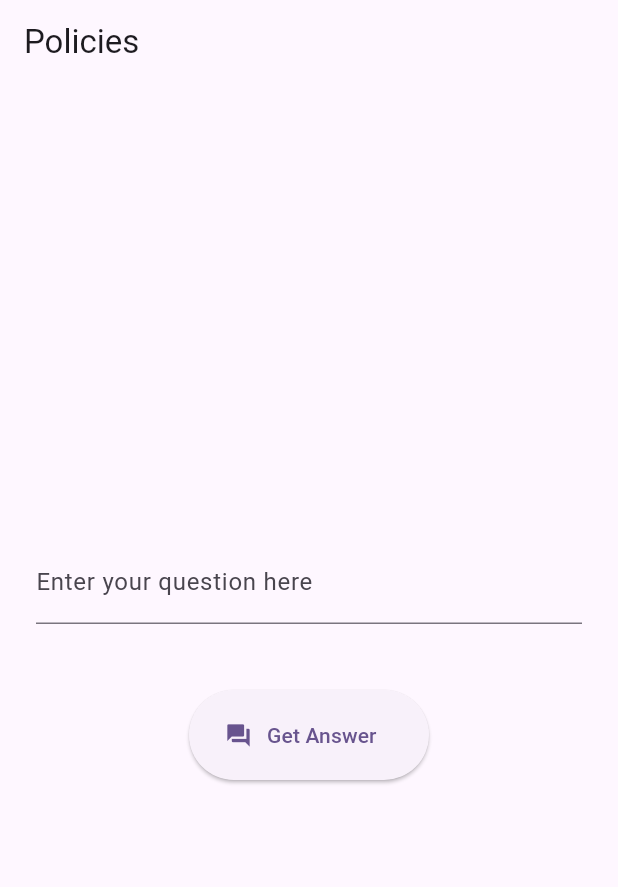
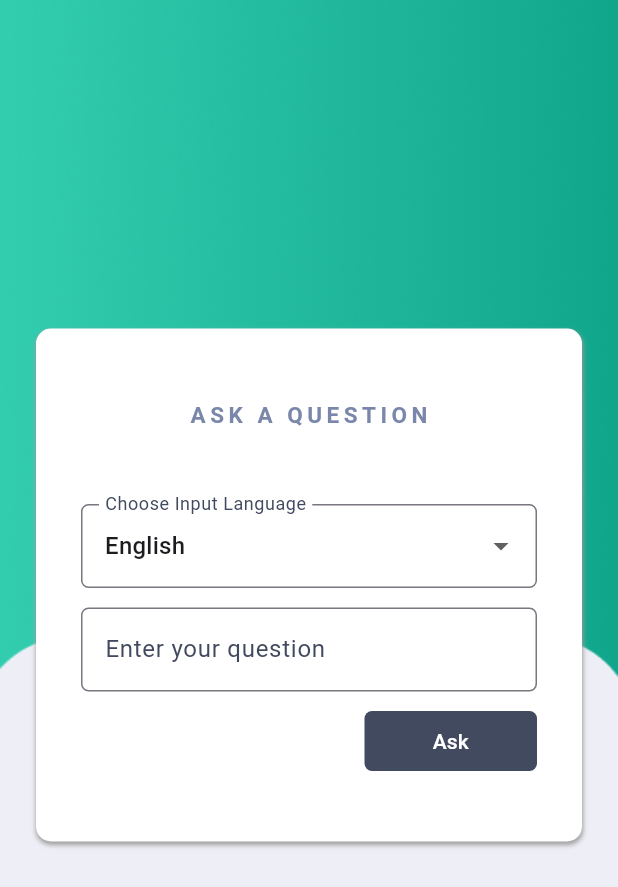
Before and after one commit to bhaskar-ruthvik/policies-flutter-app, a Flutter app: the screen it shows after launch, on a phone screen of 412 x 824 dp. Shown: the top 887 px of the screen. Run offline on Flutter 3.47's test engine with Material 3 defaults, Android fonts, the phone set to English and light mode, and no system bars; Roboto replaces fonts that are missing (Montserrat).

Commit message:
Styles and themeing

```diff
--- a/lib/main.dart
+++ b/lib/main.dart
@@ -1,5 +1,8 @@
 import 'package:flutter/material.dart';
+import 'package:policies_app/screens/flowchart_screen.dart';
 import 'package:policies_app/screens/home_screen.dart';
+import 'package:policies_app/screens/paragraph_screen.dart';
+import 'package:policies_app/screens/yes_no_screen.dart';
 
 void main() {
   runApp(const MyApp());
@@ -8,17 +11,13 @@ void main() {
 class MyApp extends StatelessWidget {
   const MyApp({super.key});
 
-  // This widget is the root of your application.
   @override
   Widget build(BuildContext context) {
     return MaterialApp(
       title: 'Policies App',
       darkTheme: ThemeData.dark(
         useMaterial3: true,
-
-      ).copyWith(
-        colorScheme: ColorScheme.dark(primary: Color.fromARGB(255, 108, 218, 231))
-      ),
+      ).copyWith(colorScheme: ColorScheme.dark(primary: Color(0xFF424A5F))),
       theme: ThemeData(
         colorScheme: ColorScheme.fromSeed(seedColor: Colors.deepPurple),
         useMaterial3: true,
--- a/lib/screens/answer_screen.dart
+++ b/lib/screens/answer_screen.dart
@@ -13,7 +13,7 @@ class AnswerScreen extends StatelessWidget {
   Widget build(BuildContext context) {
     return res.type == "Yes/No Question"
         ? YesNoScreen(resBody: res.body)
-        : res.type == "Informative Paragraph Question"
+        : res.type == "Informative Paragraph Question" //make default
             ? ParagraphScreen(resBody: res.body)
             : FlowchartScreen(resBody: res.body);
   }
--- a/lib/screens/home_screen.dart
+++ b/lib/screens/home_screen.dart
@@ -13,12 +13,15 @@
   @override
   Widget build(BuildContext context) {
     return Scaffold(
-      appBar: AppBar(
-        title: const Text("Policies"),
-      ),
-      body: const SafeArea(
-        child: InputForm(),
-      ),
-    );
+        body: SafeArea(
+      child: Container(
+          decoration: const BoxDecoration(
+            image: DecorationImage(
+              image: AssetImage("lib/assets/background1.png"),
+              fit: BoxFit.cover,
+            ),
+          ),
+          child: const InputForm()),
+    ));
   }
 }
--- /dev/null
+++ b/lib/utils.dart
@@ -0,0 +1,30 @@
+import 'dart:ui';
+
+import 'package:flutter/material.dart';
+
+abstract class ThemeColours {
+  static const Color primaryColor = Color(0xFF424A5F);
+  static const Color secondaryColor = Color(0xFF7A87AB);
+  static const Color accentColor = Color(0xFF11A68C);
+}
+
+abstract class ThemeText {
+  static const TextStyle titleText2 = TextStyle(
+      fontFamily: 'Montserrat',
+      color: ThemeColours.secondaryColor,
+      fontSize: 15,
+      letterSpacing: 3,
+      fontWeight: FontWeight.w700);
+
+  static const TextStyle bodyText = TextStyle(
+      fontFamily: 'Montserrat',
+      color: ThemeColours.primaryColor,
+      fontSize: 15,
+      fontWeight: FontWeight.w400);
+
+  static const TextStyle titleText = TextStyle(
+      fontFamily: 'Montserrat',
+      color: ThemeColours.primaryColor,
+      fontSize: 30,
+      fontWeight: FontWeight.w600);
+}
--- /dev/null
+++ b/lib/widgets/filledbutton.dart
@@ -0,0 +1,25 @@
+import 'package:flutter/material.dart';
+import 'package:policies_app/utils.dart';
+
+class Filledbutton extends StatelessWidget {
+  final String text;
+  final Color buttoncolor;
+
+  const Filledbutton(
+      {super.key, required this.text, required this.buttoncolor});
+
+  @override
+  Widget build(BuildContext context) {
+    return TextButton(
+      child: Text(
+        text,
+        style: TextStyle(color: Colors.white),
+      ),
+      onPressed: () {},
+      style: ButtonStyle(
+          shape: MaterialStateProperty.all<RoundedRectangleBorder>(
+              RoundedRectangleBorder(borderRadius: BorderRadius.circular(5))),
+          backgroundColor: MaterialStateProperty.all(buttoncolor)),
+    );
+  }
+}
--- a/lib/widgets/input_form.dart
+++ b/lib/widgets/input_form.dart
@@ -4,6 +4,9 @@ import 'package:flutter/material.dart';
 import 'package:policies_app/models/Response.dart';
 import 'package:policies_app/screens/answer_screen.dart';
 import 'package:http/http.dart' as http;
+import 'package:policies_app/utils.dart';
+
+const List<String> list = <String>['English', 'Hindi', 'Telugu', 'Tamil'];
 
 class InputForm extends StatefulWidget {
   const InputForm({super.key});
@@ -33,6 +36,7 @@ class _InputFormState extends State<InputForm> {
 
   bool _loading = false;
   var _question = "";
+  String dropdownValue = list.first;
   @override
   Widget build(BuildContext context) {
     return Column(
@@ -41,34 +45,84 @@ class _InputFormState extends State<InputForm> {
       children: [
         Padding(
           padding: const EdgeInsets.fromLTRB(24.0, 0.0, 24.0, 24.0),
-          child: TextField(
+          child: Container(
+            decoration: BoxDecoration(
+                boxShadow: [
+                  BoxShadow(
+                    color: Colors.grey,
+                    blurRadius: 2.0,
+                    spreadRadius: 0.0,
+                    offset: Offset(0.5, 2.0),
+                  )
+                ],
+                color: Colors.white,
+                borderRadius: BorderRadius.all(Radius.circular(10))),
+            child: Padding(
+              padding: EdgeInsets.symmetric(horizontal: 30, vertical: 47),
+              child: Column(
+                children: [
+                  Text('ASK A QUESTION', style: ThemeText.titleText2),
+                  SizedBox(height: 49),
+                  DropdownButtonFormField(
+                    focusColor: Color(0xFF41495F),
+                    dropdownColor: Colors.white,
+                    decoration: InputDecoration(
+                        focusColor: Color(0xFF41495F),
+                        hoverColor: Color(0xFF41495F),
+                        border: OutlineInputBorder(
+                            borderRadius: BorderRadius.circular(5)),
+                        label: Text("Choose Input Language",
+                            style: TextStyle(color: Color(0xFF41495F)))),
+                    value: dropdownValue,
+                    onChanged: (String? value) {
+                      // This is called when the user selects an item.
+                      setState(() {
+                        dropdownValue = value!;
+                      });
+                    },
+                    items: list.map<DropdownMenuItem<String>>((String value) {
+                      return DropdownMenuItem<String>(
+                        value: value,
+                        child: Text(value),
+                      );
+                    }).toList(),
+                  ),
+                  SizedBox(height: 13),
+                  TextField(
                     onChanged: (value) {
                       setState(() {
                         _question = value;
                       });
                     },
-            decoration:
-                InputDecoration(label: Text("Enter your question here")),
+                    decoration: InputDecoration(
+                        focusColor: Color(0xFF41495F),
+                        hoverColor: Color(0xFF41495F),
+                        border: OutlineInputBorder(
+                            borderRadius: BorderRadius.circular(5)),
+                        label: Text("Enter your question",
+                            style: TextStyle(color: Color(0xFF41495F)))),
                   ),
+                  SizedBox(height: 13),
+                  Row(
+                    mainAxisAlignment: MainAxisAlignment.end,
+                    children: [
+                      Container(
+                        //see change
+                        height: 40,
+                        width: 115,
+                        child: TextButton(
+                          style: ButtonStyle(
+                              shape: MaterialStateProperty.all<
+                                      RoundedRectangleBorder>(
+                                  RoundedRectangleBorder(
+                                      borderRadius: BorderRadius.circular(5))),
+                              backgroundColor: MaterialStateProperty.all(
+                                  ThemeColours.primaryColor)),
+                          child: !_loading
+                              ? Text("Ask",
+                                  style: TextStyle(color: Colors.white))
+                              : CircularProgressIndicator(//change theme
                                   ),
-        SizedBox(
-          height: 20,
-        ),
-        SizedBox(
-          height: 60.0,
-          width: 160.0,
-          child: ElevatedButton(
-            child: !_loading
-                ? const Row(
-                    children: [
-                      Icon(Icons.question_answer),
-                      SizedBox(
-                        width: 10,
-                      ),
-                      Text("Get Answer"),
-                    ],
-                  )
-                : const CircularProgressIndicator(),
                           onPressed: () async {
                             setState(() {
                               _loading = true;
@@ -83,7 +137,8 @@ class _InputFormState extends State<InputForm> {
                               if (!context.mounted) {
                                 return;
                               }
-                Navigator.of(context).push(MaterialPageRoute(builder: (ctx) {
+                              Navigator.of(context)
+                                  .push(MaterialPageRoute(builder: (ctx) {
                                 return AnswerScreen(res: res);
                               }));
                             }
@@ -91,6 +146,16 @@ class _InputFormState extends State<InputForm> {
                         ),
                       ),
                     ],
+                  ),
+                ],
+              ),
+            ),
+          ),
+        ),
+        SizedBox(
+          height: 20,
+        ),
+      ],
     );
   }
 }
--- /dev/null
+++ b/lib/widgets/outlinedbutton.dart
@@ -0,0 +1,29 @@
+import 'package:flutter/material.dart';
+import 'package:policies_app/utils.dart';
+
+class Outlinedbutton extends StatelessWidget {
+  const Outlinedbutton({
+    super.key,
+  });
+
+  @override
+  Widget build(BuildContext context) {
+    return TextButton(
+      child: Text(
+        'Next Question',
+        style: TextStyle(
+          color: ThemeColours.secondaryColor,
+          fontFamily: 'Montserrat',
+          fontSize: 14,
+        ),
+      ),
+      onPressed: () {},
+      style: ButtonStyle(
+          shape: MaterialStateProperty.all<RoundedRectangleBorder>(
+              RoundedRectangleBorder(borderRadius: BorderRadius.circular(5))),
+          backgroundColor: MaterialStateProperty.all(Colors.white),
+          side: MaterialStateProperty.all(
+              const BorderSide(color: ThemeColours.secondaryColor))),
+    );
+  }
+}
```
Also changed, not shown: pubspec.yaml (+4 -5 lines), lib/assets/background1.png (added), lib/assets/background2.png (added), 4 other files. Lines whose indentation alone changed are shown as unchanged.
